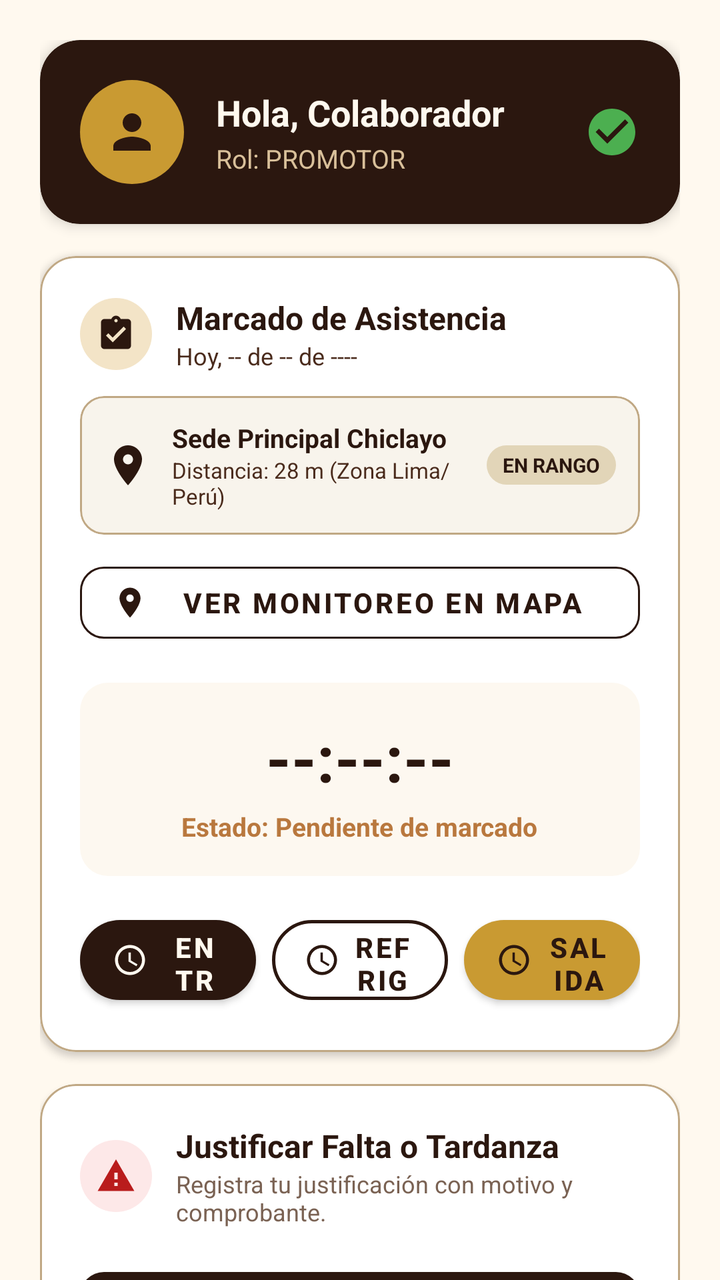
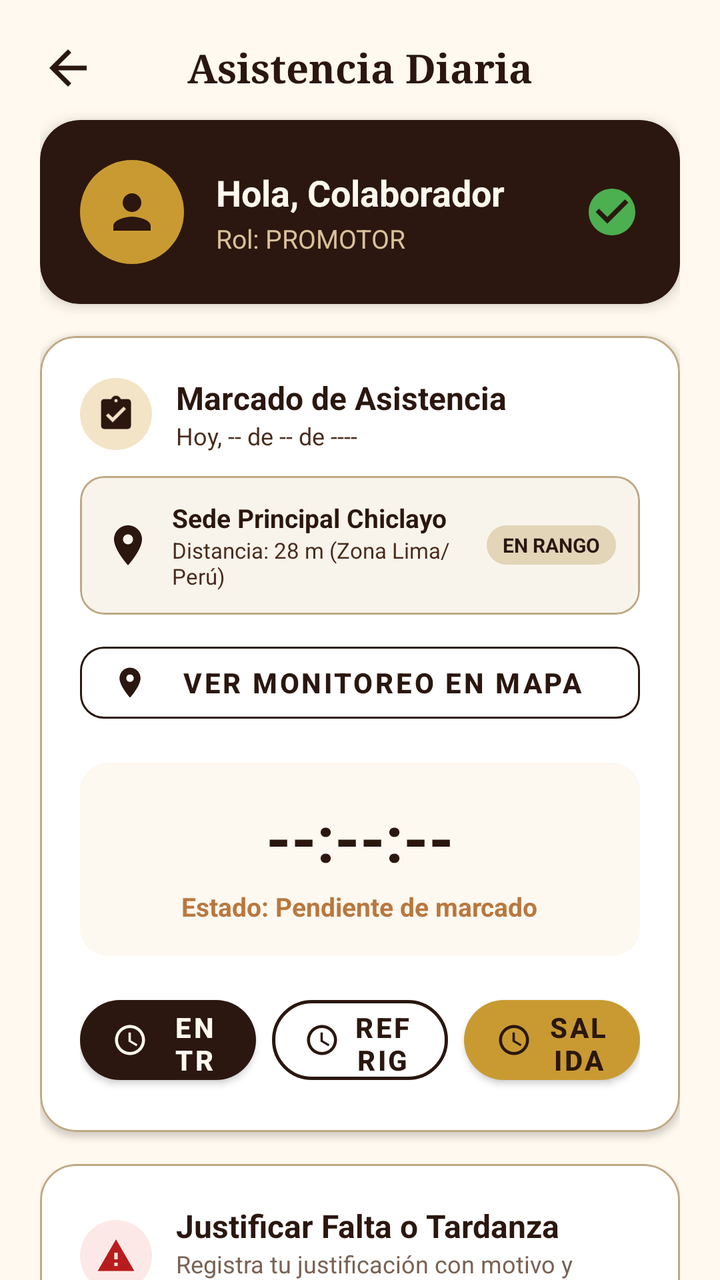

Compare the two renders of this Android layout. The source of the first and the diff that turns it into the second are given below.
<!-- AndroidManifest.xml: application theme Theme.PiccoliField -->
<!-- res/layout/fragment_asistencias.xml -->
<?xml version="1.0" encoding="utf-8"?>
<androidx.core.widget.NestedScrollView xmlns:android="http://schemas.android.com/apk/res/android"
    xmlns:app="http://schemas.android.com/apk/res-auto"
    xmlns:tools="http://schemas.android.com/tools"
    android:layout_width="match_parent"
    android:layout_height="match_parent"
    android:background="@color/marfil_suave"
    android:fillViewport="true"
    tools:context=".ui.asistencias.AsistenciasFragment">

    <LinearLayout
        android:layout_width="match_parent"
        android:layout_height="wrap_content"
        android:orientation="vertical"
        android:padding="20dp">

        
        <com.google.android.material.card.MaterialCardView
            android:layout_width="match_parent"
            android:layout_height="wrap_content"
            app:cardBackgroundColor="@color/cafe_profundo"
            app:cardCornerRadius="20dp"
            app:cardElevation="4dp"
            app:strokeWidth="0dp">

            <LinearLayout
                android:layout_width="match_parent"
                android:layout_height="wrap_content"
                android:gravity="center_vertical"
                android:orientation="horizontal"
                android:padding="20dp">

                <ImageView
                    android:layout_width="52dp"
                    android:layout_height="52dp"
                    android:background="@drawable/bg_stat_icon_circle"
                    android:backgroundTint="@color/dorado_premium"
                    android:padding="12dp"
                    android:src="@drawable/ic_person"
                    app:tint="@color/cafe_profundo"
                    tools:ignore="ContentDescription" />

                <LinearLayout
                    android:layout_width="0dp"
                    android:layout_height="wrap_content"
                    android:layout_marginStart="16dp"
                    android:layout_weight="1"
                    android:orientation="vertical">

                    <TextView
                        android:id="@+id/tvNombreColaborador"
                        android:layout_width="wrap_content"
                        android:layout_height="wrap_content"
                        android:text="Hola, Colaborador"
                        android:textColor="@color/marfil_suave"
                        android:textSize="18sp"
                        android:textStyle="bold" />

                    <TextView
                        android:id="@+id/tvRolColaborador"
                        android:layout_width="wrap_content"
                        android:layout_height="wrap_content"
                        android:layout_marginTop="2dp"
                        android:text="Rol: PROMOTOR"
                        android:textColor="@color/beige_licor"
                        android:textSize="13sp" />
                </LinearLayout>

                <ImageView
                    android:layout_width="28dp"
                    android:layout_height="28dp"
                    android:src="@drawable/ic_check_circle_green"
                    tools:ignore="ContentDescription" />
            </LinearLayout>
        </com.google.android.material.card.MaterialCardView>


        
        <com.google.android.material.card.MaterialCardView
            android:layout_width="match_parent"
            android:layout_height="wrap_content"
            android:layout_marginTop="16dp"
            app:cardBackgroundColor="@color/white"
            app:cardCornerRadius="18dp"
            app:cardElevation="2dp"
            app:strokeColor="@color/stroke_color"
            app:strokeWidth="1dp">

            <LinearLayout
                android:layout_width="match_parent"
                android:layout_height="wrap_content"
                android:orientation="vertical"
                android:padding="20dp">

                <LinearLayout
                    android:layout_width="match_parent"
                    android:layout_height="wrap_content"
                    android:gravity="center_vertical"
                    android:orientation="horizontal">

                    <ImageView
                        android:layout_width="36dp"
                        android:layout_height="36dp"
                        android:background="@drawable/bg_stat_icon_circle"
                        android:backgroundTint="#F3E4C7"
                        android:padding="8dp"
                        android:src="@drawable/ic_asistencias"
                        app:tint="@color/cafe_profundo"
                        tools:ignore="ContentDescription" />

                    <LinearLayout
                        android:layout_width="0dp"
                        android:layout_height="wrap_content"
                        android:layout_marginStart="12dp"
                        android:layout_weight="1"
                        android:orientation="vertical">

                        <TextView
                            android:layout_width="wrap_content"
                            android:layout_height="wrap_content"
                            android:text="Marcado de Asistencia"
                            android:textColor="@color/cafe_profundo"
                            android:textSize="16sp"
                            android:textStyle="bold" />

                        <TextView
                            android:id="@+id/tvFechaHoy"
                            android:layout_width="wrap_content"
                            android:layout_height="wrap_content"
                            android:text="Hoy, -- de -- de ----"
                            android:textColor="@color/chocolate"
                            android:textSize="12sp" />
                    </LinearLayout>
                </LinearLayout>

                
                <com.google.android.material.card.MaterialCardView
                    android:id="@+id/cardGeofenceInfo"
                    android:layout_width="match_parent"
                    android:layout_height="wrap_content"
                    android:layout_marginTop="12dp"
                    android:clickable="true"
                    android:focusable="true"
                    android:foreground="?android:attr/selectableItemBackground"
                    app:cardBackgroundColor="#F8F4EC"
                    app:cardCornerRadius="12dp"
                    app:cardElevation="0dp"
                    app:strokeColor="@color/stroke_color"
                    app:strokeWidth="1dp">

                    <LinearLayout
                        android:layout_width="match_parent"
                        android:layout_height="wrap_content"
                        android:gravity="center_vertical"
                        android:orientation="horizontal"
                        android:padding="12dp">

                        <ImageView
                            android:layout_width="24dp"
                            android:layout_height="24dp"
                            android:src="@drawable/ic_location_pin"
                            app:tint="@color/cafe_profundo"
                            tools:ignore="ContentDescription" />

                        <LinearLayout
                            android:layout_width="0dp"
                            android:layout_height="wrap_content"
                            android:layout_marginStart="10dp"
                            android:layout_weight="1"
                            android:orientation="vertical">

                            <TextView
                                android:layout_width="wrap_content"
                                android:layout_height="wrap_content"
                                android:text="Sede Principal Chiclayo"
                                android:textColor="@color/cafe_profundo"
                                android:textSize="13sp"
                                android:textStyle="bold" />

                            <TextView
                                android:id="@+id/tvDistanciaSede"
                                android:layout_width="wrap_content"
                                android:layout_height="wrap_content"
                                android:text="Distancia: 28 m (Zona Lima/Perú)"
                                android:textColor="@color/chocolate"
                                android:textSize="11sp" />
                        </LinearLayout>

                        <TextView
                            android:id="@+id/tvGeofenceBadge"
                            android:layout_width="wrap_content"
                            android:layout_height="wrap_content"
                            android:background="@drawable/bg_badge_on_time"
                            android:paddingHorizontal="8dp"
                            android:paddingVertical="3dp"
                            android:text="EN RANGO"
                            android:textColor="@color/status_on_time_text"
                            android:textSize="10sp"
                            android:textStyle="bold" />
                    </LinearLayout>
                </com.google.android.material.card.MaterialCardView>

                
                <com.google.android.material.button.MaterialButton
                    android:id="@+id/btnVerMapaMonitoreo"
                    style="@style/Widget.Piccoli.Button.Outlined"
                    android:layout_width="match_parent"
                    android:layout_height="48dp"
                    android:layout_marginTop="10dp"
                    android:text="Ver Monitoreo en Mapa"
                    android:textColor="@color/cafe_profundo"
                    app:cornerRadius="12dp"
                    app:icon="@drawable/ic_location_pin"
                    app:iconTint="@color/cafe_profundo"
                    app:strokeColor="@color/cafe_profundo"
                    app:strokeWidth="1dp" />

                
                <LinearLayout
                    android:layout_width="match_parent"
                    android:layout_height="wrap_content"
                    android:layout_marginTop="16dp"
                    android:background="@drawable/bg_badge_permission"
                    android:backgroundTint="#FDF8F0"
                    android:gravity="center"
                    android:orientation="vertical"
                    android:padding="16dp">

                    <TextView
                        android:id="@+id/tvHoraReloj"
                        android:layout_width="wrap_content"
                        android:layout_height="wrap_content"
                        android:text="--:--:--"
                        android:textColor="@color/cafe_profundo"
                        android:textSize="32sp"
                        android:textStyle="bold" />

                    <TextView
                        android:id="@+id/tvEstadoHoy"
                        android:layout_width="wrap_content"
                        android:layout_height="wrap_content"
                        android:layout_marginTop="4dp"
                        android:text="Estado: Pendiente de marcado"
                        android:textColor="@color/caramelo"
                        android:textSize="13sp"
                        android:textStyle="bold" />
                </LinearLayout>

                
                <LinearLayout
                    android:layout_width="match_parent"
                    android:layout_height="wrap_content"
                    android:layout_marginTop="16dp"
                    android:orientation="horizontal">

                    <com.google.android.material.button.MaterialButton
                        android:id="@+id/btnMarcarEntrada"
                        style="@style/Widget.Piccoli.Button.Primary"
                        android:layout_width="0dp"
                        android:layout_height="52dp"
                        android:layout_marginEnd="4dp"
                        android:layout_weight="1"
                        android:text="Entrada"
                        app:icon="@drawable/ic_clock"
                        app:iconTint="@color/marfil_suave" />

                    <com.google.android.material.button.MaterialButton
                        android:id="@+id/btnMarcarRefrigerio"
                        style="@style/Widget.Piccoli.Button.Outlined"
                        android:layout_width="0dp"
                        android:layout_height="52dp"
                        android:layout_marginHorizontal="4dp"
                        android:layout_weight="1"
                        android:text="Refrigerio"
                        app:icon="@drawable/ic_clock"
                        app:iconTint="@color/cafe_profundo" />

                    <com.google.android.material.button.MaterialButton
                        android:id="@+id/btnMarcarSalida"
                        style="@style/Widget.Piccoli.Button.Accent"
                        android:layout_width="0dp"
                        android:layout_height="52dp"
                        android:layout_marginStart="4dp"
                        android:layout_weight="1"
                        android:text="Salida"
                        app:icon="@drawable/ic_clock"
                        app:iconTint="@color/cafe_profundo" />
                </LinearLayout>
            </LinearLayout>
        </com.google.android.material.card.MaterialCardView>


        
        <com.google.android.material.card.MaterialCardView
            android:layout_width="match_parent"
            android:layout_height="wrap_content"
            android:layout_marginTop="16dp"
            app:cardBackgroundColor="@color/white"
            app:cardCornerRadius="18dp"
            app:cardElevation="2dp"
            app:strokeColor="@color/stroke_color"
            app:strokeWidth="1dp">

            <LinearLayout
                android:layout_width="match_parent"
                android:layout_height="wrap_content"
                android:orientation="vertical"
                android:padding="20dp">

                <LinearLayout
                    android:layout_width="match_parent"
                    android:layout_height="wrap_content"
                    android:gravity="center_vertical"
                    android:orientation="horizontal">

                    <ImageView
                        android:layout_width="36dp"
                        android:layout_height="36dp"
                        android:background="@drawable/bg_stat_icon_circle"
                        android:backgroundTint="#FDE8E8"
                        android:padding="8dp"
                        android:src="@drawable/ic_warning_alert"
                        app:tint="#B91C1C"
                        tools:ignore="ContentDescription" />

                    <LinearLayout
                        android:layout_width="0dp"
                        android:layout_height="wrap_content"
                        android:layout_marginStart="12dp"
                        android:layout_weight="1"
                        android:orientation="vertical">

                        <TextView
                            android:layout_width="wrap_content"
                            android:layout_height="wrap_content"
                            android:text="Justificar Falta o Tardanza"
                            android:textColor="@color/cafe_profundo"
                            android:textSize="16sp"
                            android:textStyle="bold" />

                        <TextView
                            android:layout_width="wrap_content"
                            android:layout_height="wrap_content"
                            android:text="Registra tu justificación con motivo y comprobante."
                            android:textColor="@color/color_text_muted"
                            android:textSize="12sp" />
                    </LinearLayout>
                </LinearLayout>

                
                <com.google.android.material.button.MaterialButton
                    android:id="@+id/btnAbrirJustificacionBS"
                    style="@style/Widget.Piccoli.Button.Primary"
                    android:layout_width="match_parent"
                    android:layout_height="50dp"
                    android:layout_marginTop="16dp"
                    android:text="Registrar Justificación"
                    app:cornerRadius="12dp"
                    app:icon="@drawable/ic_warning_alert"
                    app:iconTint="@color/marfil_suave" />

            </LinearLayout>
        </com.google.android.material.card.MaterialCardView>


        
        <com.google.android.material.card.MaterialCardView
            android:id="@+id/cardEstadoJustificacion"
            android:layout_width="match_parent"
            android:layout_height="wrap_content"
            android:layout_marginTop="16dp"
            android:layout_marginBottom="24dp"
            android:visibility="gone"
            app:cardBackgroundColor="#FFF8E7"
            app:cardCornerRadius="16dp"
            app:cardElevation="1dp"
            app:strokeColor="@color/dorado_premium"
            app:strokeWidth="1dp"
            tools:visibility="visible">

            <LinearLayout
                android:layout_width="match_parent"
                android:layout_height="wrap_content"
                android:orientation="vertical"
                android:padding="16dp">

                <TextView
                    android:layout_width="wrap_content"
                    android:layout_height="wrap_content"
                    android:text="Última Justificación Enviada"
                    android:textColor="@color/cafe_profundo"
                    android:textSize="14sp"
                    android:textStyle="bold" />

                <TextView
                    android:id="@+id/tvMotivoResumen"
                    android:layout_width="wrap_content"
                    android:layout_height="wrap_content"
                    android:layout_marginTop="4dp"
                    android:text="Motivo: Salud / Cita Médica"
                    android:textColor="@color/chocolate"
                    android:textSize="13sp" />

                <TextView
                    android:id="@+id/tvDetalleResumen"
                    android:layout_width="wrap_content"
                    android:layout_height="wrap_content"
                    android:layout_marginTop="2dp"
                    android:text="Detalle: Se adjuntará el descanso médico correspondiente."
                    android:textColor="@color/color_text_muted"
                    android:textSize="12sp" />

                <TextView
                    android:id="@+id/tvEstadoJustificacionBadge"
                    android:layout_width="wrap_content"
                    android:layout_height="wrap_content"
                    android:layout_marginTop="8dp"
                    android:background="@drawable/bg_badge_permission"
                    android:paddingHorizontal="10dp"
                    android:paddingVertical="4dp"
                    android:text="ENVIADA - PENDIENTE DE REVISIÓN"
                    android:textColor="@color/status_permission_text"
                    android:textSize="11sp"
                    android:textStyle="bold" />
            </LinearLayout>
        </com.google.android.material.card.MaterialCardView>

    </LinearLayout>
</androidx.core.widget.NestedScrollView>
<!-- resources referenced by this layout -->
<resources>
  <color name="beige_licor">#D9C09A</color>
  <color name="cafe_profundo">#2B170F</color>
  <color name="caramelo">#B9783E</color>
  <color name="chocolate">#4A2B1C</color>
  <color name="color_text_muted">#7A6253</color>
  <color name="dorado_premium">#C99A32</color>
  <color name="marfil_suave">#FFF9EF</color>
  <color name="status_on_time_text">#2B170F</color>
  <color name="status_permission_text">#FFF9EF</color>
  <color name="stroke_color">#C0A884</color>
  <color name="white">#FFFFFFFF</color>
  <!-- drawable bg_badge_on_time (drawable) -->
  <?xml version="1.0" encoding="utf-8"?>
  <shape xmlns:android="http://schemas.android.com/apk/res/android"
      android:shape="rectangle">
      <solid android:color="@color/status_on_time_bg" />
      <corners android:radius="14dp" />
  </shape>
  <!-- drawable bg_badge_permission (drawable) -->
  <?xml version="1.0" encoding="utf-8"?>
  <shape xmlns:android="http://schemas.android.com/apk/res/android"
      android:shape="rectangle">
      <solid android:color="@color/status_permission_bg" />
      <corners android:radius="14dp" />
  </shape>
  <!-- drawable bg_stat_icon_circle (drawable) -->
  <?xml version="1.0" encoding="utf-8"?>
  <shape xmlns:android="http://schemas.android.com/apk/res/android"
      android:shape="oval">
      <solid android:color="#F3E4C7" />
  </shape>
  <!-- drawable ic_check_circle_green (drawable) -->
  <vector xmlns:android="http://schemas.android.com/apk/res/android"
      android:width="24dp"
      android:height="24dp"
      android:viewportWidth="24"
      android:viewportHeight="24">
    <path
        android:fillColor="#4CAF50"
        android:pathData="M12,2C6.48,2 2,6.48 2,12s4.48,10 10,10 10,-4.48 10,-10S17.52,2 12,2zm-2,15l-5,-5 1.41,-1.41L10,14.17l7.59,-7.59L19,8l-9,9z"/>
  </vector>
  <!-- drawable ic_warning_alert (drawable) -->
  <vector xmlns:android="http://schemas.android.com/apk/res/android"
      android:width="24dp"
      android:height="24dp"
      android:viewportWidth="24"
      android:viewportHeight="24">
    <path
        android:fillColor="#B9783E"
        android:pathData="M1,21h22L12,2 1,21zm12,-3h-2v-2h2v2zm0,-4h-2v-4h2v4z"/>
  </vector>
  <style name="Widget.Piccoli.Button.Accent" parent="Widget.MaterialComponents.Button">
          <item name="backgroundTint">@color/dorado_premium</item>
          <item name="android:textColor">@color/cafe_profundo</item>
          <item name="cornerRadius">24dp</item>
          <item name="android:textSize">@dimen/text_size_body</item>
          <item name="android:textStyle">bold</item>
      </style>
  <style name="Widget.Piccoli.Button.Primary" parent="Widget.MaterialComponents.Button">
          <item name="backgroundTint">@color/cafe_profundo</item>
          <item name="android:textColor">@color/marfil_suave</item>
          <item name="cornerRadius">24dp</item>
          <item name="android:textSize">@dimen/text_size_body</item>
          <item name="android:textStyle">bold</item>
      </style>
  <style name="Theme.PiccoliField" parent="Base.Theme.PiccoliField" />
  <color name="status_on_time_bg">#E2D5B8</color>
  <color name="status_permission_bg">#8C7A6B</color>
  <dimen name="text_size_body">14sp</dimen>
  <style name="Base.Theme.PiccoliField" parent="Theme.Material3.DayNight.NoActionBar">
          
          
      </style>
  <!-- unchanged entries left out for length: 5 -->
</resources>

<!-- the commit's change to res/layout/fragment_asistencias.xml (unified diff, before → after) -->
@@ -13,6 +13,38 @@
         android:layout_height="wrap_content"
         android:orientation="vertical"
         android:padding="20dp">
+
+        
+        <RelativeLayout
+            android:id="@+id/toolbarHeader"
+            android:layout_width="match_parent"
+            android:layout_height="wrap_content"
+            android:layout_marginBottom="12dp">
+
+            <ImageView
+                android:id="@+id/btnBack"
+                android:layout_width="28dp"
+                android:layout_height="28dp"
+                android:layout_alignParentStart="true"
+                android:layout_centerVertical="true"
+                android:background="?attr/selectableItemBackgroundBorderless"
+                android:clickable="true"
+                android:contentDescription="@string/cd_back"
+                android:focusable="true"
+                android:src="@drawable/ic_back_arrow"
+                app:tint="@color/cafe_profundo" />
+
+            <TextView
+                android:id="@+id/tvToolbarTitle"
+                android:layout_width="wrap_content"
+                android:layout_height="wrap_content"
+                android:layout_centerInParent="true"
+                android:fontFamily="serif"
+                android:text="Asistencia Diaria"
+                android:textColor="@color/cafe_profundo"
+                android:textSize="20sp"
+                android:textStyle="bold" />
+        </RelativeLayout>
 
         
         <com.google.android.material.card.MaterialCardView
<!-- resource entries referenced after the edit -->
@@ -31,6 +31,16 @@
       android:shape="oval">
       <solid android:color="#F3E4C7" />
   </shape>
+  <!-- drawable ic_back_arrow (drawable) -->
+  <vector xmlns:android="http://schemas.android.com/apk/res/android"
+      android:width="24dp"
+      android:height="24dp"
+      android:viewportWidth="24"
+      android:viewportHeight="24">
+    <path
+        android:fillColor="#2B170F"
+        android:pathData="M20,11H7.83l5.59,-5.59L12,4l-8,8 8,8 1.41,-1.41L7.83,13H20v-2z"/>
+  </vector>
   <!-- drawable ic_check_circle_green (drawable) -->
   <vector xmlns:android="http://schemas.android.com/apk/res/android"
       android:width="24dp"
@@ -51,6 +61,7 @@
         android:fillColor="#B9783E"
         android:pathData="M1,21h22L12,2 1,21zm12,-3h-2v-2h2v2zm0,-4h-2v-4h2v4z"/>
   </vector>
+  <string name="cd_back">Volver</string>
   <style name="Widget.Piccoli.Button.Accent" parent="Widget.MaterialComponents.Button">
           <item name="backgroundTint">@color/dorado_premium</item>
           <item name="android:textColor">@color/cafe_profundo</item>
